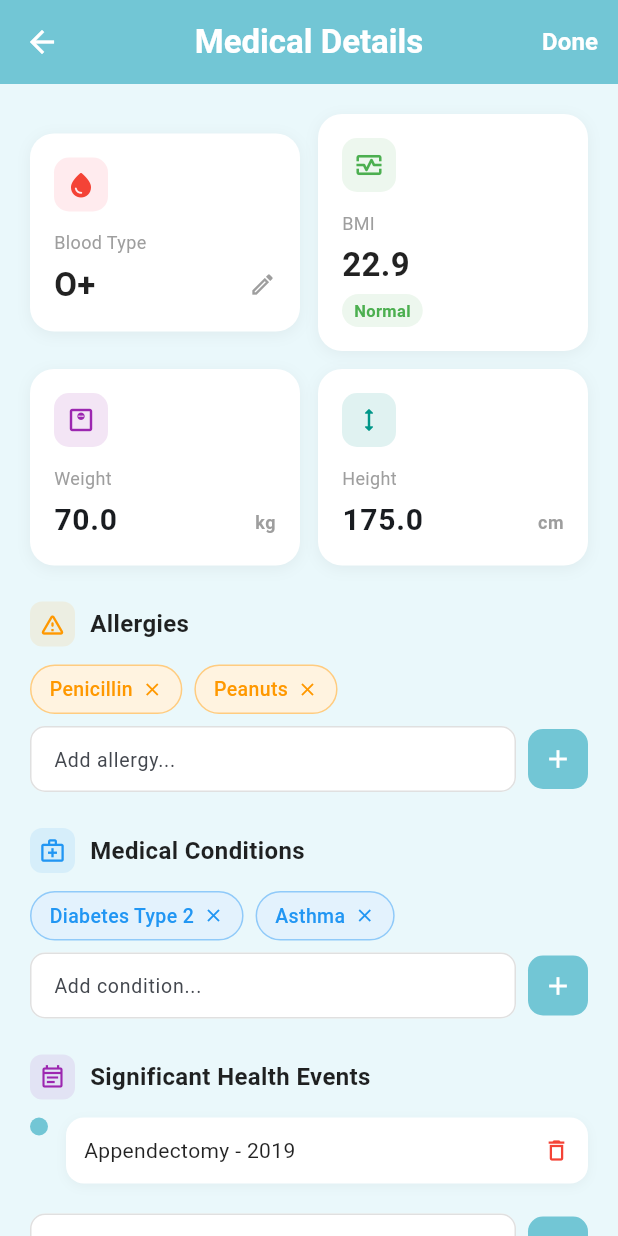
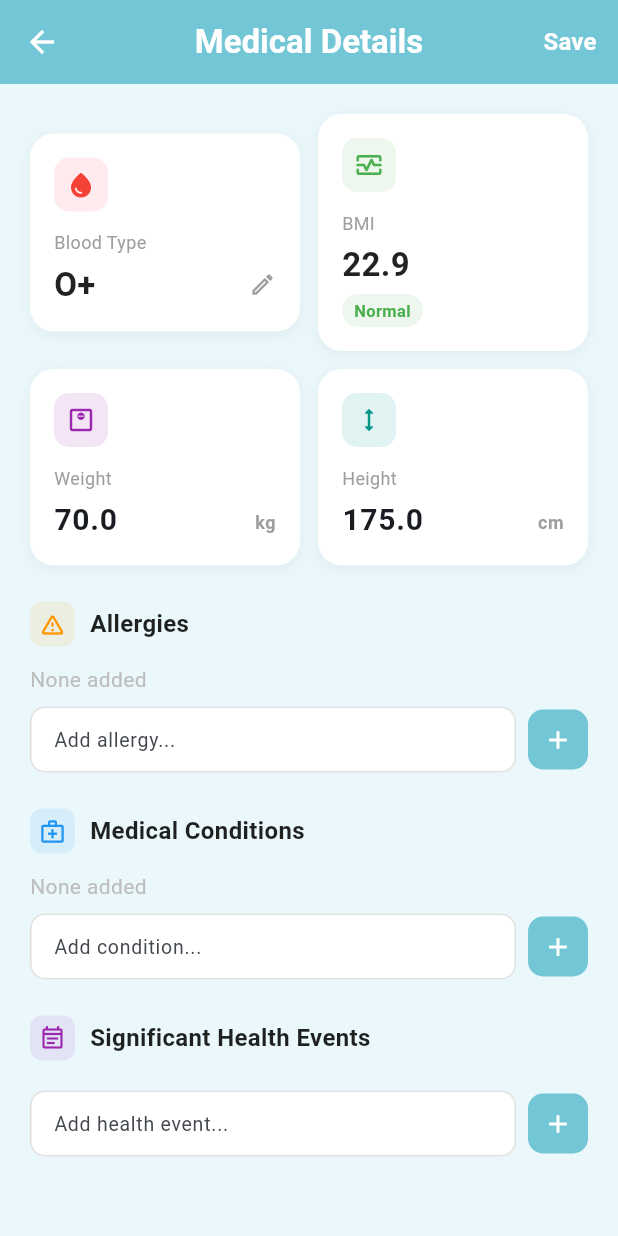
Before and after one commit to GayathriIsurika/AuraCare-App, a Flutter app: the MedicalDetailsScreen screen opened by its route, after a tap on "Edit", on a phone screen of 412 x 824 dp. Run offline on Flutter 3.47's test engine with Material 3 defaults, Android fonts, the phone set to English and light mode, and no system bars; our stand-ins replace cloud_firestore, country_code_picker, file_picker, firebase_auth, firebase_core, font_awesome_flutter and 2 more; missing offline and left inert: cunning_document_scanner; accounts and stored records are empty.

Commit message:
fix errors

```diff
--- a/lib/screens/medical_details_screen.dart
+++ b/lib/screens/medical_details_screen.dart
@@ -1,5 +1,6 @@
 import 'package:flutter/material.dart';
 import 'package:auracare_app/constant/app_colors.dart';
+import 'package:auracare_app/services/firebase_service.dart';
 
 class MedicalDetailsScreen extends StatefulWidget {
   const MedicalDetailsScreen({super.key});
@@ -10,31 +11,33 @@ class MedicalDetailsScreen extends StatefulWidget {
 
 class _MedicalDetailsScreenState extends State<MedicalDetailsScreen> {
 
-  // ── Stored medical data ──
-  // These will be filled when user edits
+  final FirebaseService _firebaseService = FirebaseService();
+
+  // Stored medical data
   String bloodType = 'O+';
-  double weight = 70;           // kg
-  double height = 175;          // cm
-  List<String> allergies = ['Penicillin', 'Peanuts'];
-  List<String> conditions = ['Diabetes Type 2', 'Asthma'];
-  List<String> healthEvents = ['Appendectomy - 2019'];
-  bool isEditing = false;       // toggles between view and edit mode
+  double weight = 70;
+  double height = 175;
+  List<String> allergies = [];
+  List<String> conditions = [];
+  List<String> healthEvents = [];
+  bool isEditing = false;
+  bool _isLoading = true;
+  bool _isSaving = false;
 
-  // ── Controllers for editing ──
+  // Controllers
   late TextEditingController _weightController;
   late TextEditingController _heightController;
   late TextEditingController _newAllergyController;
   late TextEditingController _newConditionController;
   late TextEditingController _newEventController;
 
-  // ── BMI calculation ──
+  // BMI calculation
   // Formula: weight(kg) / height(m)^2
   double get bmi {
-    double heightInMeters = height / 100; // convert cm to meters
+    double heightInMeters = height / 100;
     return weight / (heightInMeters * heightInMeters);
   }
 
-  // ── BMI category based on value ──
   String get bmiCategory {
     if (bmi < 18.5) return 'Underweight';
     if (bmi < 25) return 'Normal';
@@ -42,7 +45,6 @@ class _MedicalDetailsScreenState extends State<MedicalDetailsScreen> {
     return 'Obese';
   }
 
-  // ── BMI color based on category ──
   Color get bmiColor {
     if (bmi < 18.5) return Colors.blue;
     if (bmi < 25) return Colors.green;
@@ -53,12 +55,12 @@ class _MedicalDetailsScreenState extends State<MedicalDetailsScreen> {
   @override
   void initState() {
     super.initState();
-    // Initialize controllers with current values
     _weightController = TextEditingController(text: weight.toString());
     _heightController = TextEditingController(text: height.toString());
     _newAllergyController = TextEditingController();
     _newConditionController = TextEditingController();
     _newEventController = TextEditingController();
+    _loadMedicalData();
   }
 
   @override
@@ -69,6 +71,77 @@ class _MedicalDetailsScreenState extends State<MedicalDetailsScreen> {
     _newConditionController.dispose();
     _newEventController.dispose();
     super.dispose();
+  }
+
+  // Load existing medical data from Firebase
+  Future<void> _loadMedicalData() async {
+    setState(() => _isLoading = true);
+
+    final data = await _firebaseService.getMedicalDetails();
+
+    if (data != null && mounted) {
+      setState(() {
+        bloodType = data['bloodType'] ?? 'O+';
+        weight = (data['weight'] ?? 70).toDouble();
+        height = (data['height'] ?? 175).toDouble();
+
+        allergies = List<String>.from(data['allergies'] ?? []);
+        conditions = List<String>.from(data['conditions'] ?? []);
+        healthEvents = List<String>.from(data['healthEvents'] ?? []);
+
+
+        _weightController.text = weight.toString();
+        _heightController.text = height.toString();
+
+        _isLoading = false;
+      });
+    } else {
+      setState(() => _isLoading = false);
+    }
+  }
+
+  //  Save medical data to Firebase
+  Future<void> _saveMedicalData() async {
+    setState(() => _isSaving = true);
+
+    // Save weight and height from controllers
+    weight = double.tryParse(_weightController.text) ?? weight;
+    height = double.tryParse(_heightController.text) ?? height;
+
+    // Call Firebase save
+    String? error = await _firebaseService.saveMedicalDetails(
+      bloodType: bloodType,
+      weight: weight,
+      height: height,
+      allergies: allergies,
+      conditions: conditions,
+      healthEvents: healthEvents,
+    );
+
+    setState(() {
+      _isSaving = false;
+      isEditing = false;
+    });
+
+    if (mounted) {
+      if (error == null) {
+        // Success message
+        ScaffoldMessenger.of(context).showSnackBar(
+          const SnackBar(
+            content: Text('Medical details saved!'),
+            backgroundColor: buttonStart,
+          ),
+        );
+      } else {
+        // Error message
+        ScaffoldMessenger.of(context).showSnackBar(
+          SnackBar(
+            content: Text('Error: $error'),
+            backgroundColor: Colors.red,
+          ),
+        );
+      }
+    }
   }
 
   @override
@@ -91,20 +164,29 @@ class _MedicalDetailsScreenState extends State<MedicalDetailsScreen> {
         ),
         centerTitle: true,
         actions: [
-          // Edit / Done toggle button
-          TextButton(
+
+          _isSaving
+              ? const Padding(
+            padding: EdgeInsets.all(16),
+            child: SizedBox(
+              width: 20,
+              height: 20,
+              child: CircularProgressIndicator(
+                color: Colors.white,
+                strokeWidth: 2,
+              ),
+            ),
+          )
+              : TextButton(
             onPressed: () {
-              setState(() {
               if (isEditing) {
-                  // Save values when done
-                  weight = double.tryParse(_weightController.text) ?? weight;
-                  height = double.tryParse(_heightController.text) ?? height;
+                _saveMedicalData(); // save to Firebase when done
+              } else {
+                setState(() => isEditing = true); // enter edit mode
               }
-                isEditing = !isEditing; // toggle mode
-              });
             },
             child: Text(
-              isEditing ? 'Done' : 'Edit',   // changes label based on mode
+              isEditing ? 'Save' : 'Edit', // changed Done to Save
               style: const TextStyle(
                 color: Colors.white,
                 fontWeight: FontWeight.bold,
@@ -115,17 +197,22 @@ class _MedicalDetailsScreenState extends State<MedicalDetailsScreen> {
         ],
       ),
 
-      body: SingleChildScrollView(
+      // Show loading spinner while data loads
+      body: _isLoading
+          ? const Center(
+        child: CircularProgressIndicator(
+          color: buttonStart,
+        ),
+      )
+          : SingleChildScrollView(
         padding: const EdgeInsets.all(20),
         child: Column(
           crossAxisAlignment: CrossAxisAlignment.start,
           children: [
 
-            // ── Row 1: Blood Type + BMI Cards ──
+            //  Blood Type , BMI
             Row(
               children: [
-
-                // Blood Type Card
                 Expanded(
                   child: _buildStatCard(
                     icon: Icons.water_drop_rounded,
@@ -137,23 +224,16 @@ class _MedicalDetailsScreenState extends State<MedicalDetailsScreen> {
                     onEdit: () => _showBloodTypeDialog(),
                   ),
                 ),
-
                 const SizedBox(width: 12),
-
-                // BMI Card (auto calculated)
-                Expanded(
-                  child: _buildBMICard(),
-                ),
+                Expanded(child: _buildBMICard()),
               ],
             ),
 
             const SizedBox(height: 12),
 
-            // ── Row 2: Weight + Height Cards ──
+            // Weight , Height
             Row(
               children: [
-
-                // Weight Card
                 Expanded(
                   child: _buildMeasurementCard(
                     icon: Icons.monitor_weight_outlined,
@@ -165,10 +245,7 @@ class _MedicalDetailsScreenState extends State<MedicalDetailsScreen> {
                     isEditing: isEditing,
                   ),
                 ),
-
                 const SizedBox(width: 12),
-
-                // Height Card
                 Expanded(
                   child: _buildMeasurementCard(
                     icon: Icons.height_rounded,
@@ -185,8 +262,12 @@ class _MedicalDetailsScreenState extends State<MedicalDetailsScreen> {
 
             const SizedBox(height: 24),
 
-            // ── Allergies Section ──
-            _buildSectionTitle('Allergies', Icons.warning_amber_rounded, Colors.orange),
+            //  Allergies
+            _buildSectionTitle(
+              'Allergies',
+              Icons.warning_amber_rounded,
+              Colors.orange,
+            ),
             const SizedBox(height: 12),
             _buildChipSection(
               items: allergies,
@@ -197,8 +278,6 @@ class _MedicalDetailsScreenState extends State<MedicalDetailsScreen> {
                   ? (item) => setState(() => allergies.remove(item))
                   : null,
             ),
-
-            // Add allergy input (only in edit mode)
             if (isEditing) ...[
               const SizedBox(height: 8),
               _buildAddItemRow(
@@ -217,8 +296,12 @@ class _MedicalDetailsScreenState extends State<MedicalDetailsScreen> {
 
             const SizedBox(height: 24),
 
-            // ── Medical Conditions Section ──
-            _buildSectionTitle('Medical Conditions', Icons.medical_services_outlined, Colors.blue),
+            // Medical Conditions
+            _buildSectionTitle(
+              'Medical Conditions',
+              Icons.medical_services_outlined,
+              Colors.blue,
+            ),
             const SizedBox(height: 12),
             _buildChipSection(
               items: conditions,
@@ -229,7 +312,6 @@ class _MedicalDetailsScreenState extends State<MedicalDetailsScreen> {
                   ? (item) => setState(() => conditions.remove(item))
                   : null,
             ),
-
             if (isEditing) ...[
               const SizedBox(height: 8),
               _buildAddItemRow(
@@ -238,7 +320,8 @@ class _MedicalDetailsScreenState extends State<MedicalDetailsScreen> {
                 onAdd: () {
                   if (_newConditionController.text.trim().isNotEmpty) {
                     setState(() {
-                      conditions.add(_newConditionController.text.trim());
+                      conditions
+                          .add(_newConditionController.text.trim());
                       _newConditionController.clear();
                     });
                   }
@@ -248,15 +331,16 @@ class _MedicalDetailsScreenState extends State<MedicalDetailsScreen> {
 
             const SizedBox(height: 24),
 
-            // ── Health Events Section ──
-            _buildSectionTitle('Significant Health Events', Icons.event_note_outlined, Colors.purple),
+            // Health Events
+            _buildSectionTitle(
+              'Significant Health Events',
+              Icons.event_note_outlined,
+              Colors.purple,
+            ),
             const SizedBox(height: 12),
-
-            // Health events shown as timeline cards
             ...healthEvents.asMap().entries.map((entry) {
               return _buildEventCard(entry.value, entry.key);
             }),
-
             if (isEditing) ...[
               const SizedBox(height: 8),
               _buildAddItemRow(
@@ -265,7 +349,8 @@ class _MedicalDetailsScreenState extends State<MedicalDetailsScreen> {
                 onAdd: () {
                   if (_newEventController.text.trim().isNotEmpty) {
                     setState(() {
-                      healthEvents.add(_newEventController.text.trim());
+                      healthEvents
+                          .add(_newEventController.text.trim());
                       _newEventController.clear();
                     });
                   }
@@ -280,7 +365,7 @@ class _MedicalDetailsScreenState extends State<MedicalDetailsScreen> {
     );
   }
 
-  // ── Stat Card (Blood Type) ──
+  // Stat Card
   Widget _buildStatCard({
     required IconData icon,
     required Color iconColor,
@@ -306,7 +391,6 @@ class _MedicalDetailsScreenState extends State<MedicalDetailsScreen> {
       child: Column(
         crossAxisAlignment: CrossAxisAlignment.start,
         children: [
-          // Icon circle
           Container(
             padding: const EdgeInsets.all(8),
             decoration: BoxDecoration(
@@ -318,10 +402,7 @@ class _MedicalDetailsScreenState extends State<MedicalDetailsScreen> {
           const SizedBox(height: 12),
           Text(
             title,
-            style: const TextStyle(
-              fontSize: 12,
-              color: Colors.grey,
-            ),
+            style: const TextStyle(fontSize: 12, color: Colors.grey),
           ),
           const SizedBox(height: 4),
           Row(
@@ -335,7 +416,6 @@ class _MedicalDetailsScreenState extends State<MedicalDetailsScreen> {
                   color: Colors.black87,
                 ),
               ),
-              // Show edit icon only in edit mode
               if (isEditing)
                 GestureDetector(
                   onTap: onEdit,
@@ -352,7 +432,7 @@ class _MedicalDetailsScreenState extends State<MedicalDetailsScreen> {
     );
   }
 
-  // ── BMI Card (special card with color indicator) ──
+  // BMI Card
   Widget _buildBMICard() {
     return Container(
       padding: const EdgeInsets.all(16),
@@ -370,7 +450,6 @@ class _MedicalDetailsScreenState extends State<MedicalDetailsScreen> {
       child: Column(
         crossAxisAlignment: CrossAxisAlignment.start,
         children: [
-          // Icon circle
           Container(
             padding: const EdgeInsets.all(8),
             decoration: BoxDecoration(
@@ -390,7 +469,7 @@ class _MedicalDetailsScreenState extends State<MedicalDetailsScreen> {
           ),
           const SizedBox(height: 4),
           Text(
-            bmi.toStringAsFixed(1),   // shows like "22.4"
+            bmi.toStringAsFixed(1),
             style: const TextStyle(
               fontSize: 22,
               fontWeight: FontWeight.bold,
@@ -398,9 +477,9 @@ class _MedicalDetailsScreenState extends State<MedicalDetailsScreen> {
             ),
           ),
           const SizedBox(height: 4),
-          // BMI category badge
           Container(
-            padding: const EdgeInsets.symmetric(horizontal: 8, vertical: 3),
+            padding:
+            const EdgeInsets.symmetric(horizontal: 8, vertical: 3),
             decoration: BoxDecoration(
               color: bmiColor.withValues(alpha: 0.1),
               borderRadius: BorderRadius.circular(20),
@@ -419,7 +498,7 @@ class _MedicalDetailsScreenState extends State<MedicalDetailsScreen> {
     );
   }
 
-  // ── Measurement Card (Weight / Height) ──
+  // Measurement Card
   Widget _buildMeasurementCard({
     required IconData icon,
     required Color iconColor,
@@ -459,8 +538,6 @@ class _MedicalDetailsScreenState extends State<MedicalDetailsScreen> {
             style: const TextStyle(fontSize: 12, color: Colors.grey),
           ),
           const SizedBox(height: 4),
-
-          // Shows text field in edit mode, plain text in view mode
           isEditing
               ? TextField(
             controller: controller,
@@ -479,7 +556,7 @@ class _MedicalDetailsScreenState extends State<MedicalDetailsScreen> {
               ),
               isDense: true,
               contentPadding: EdgeInsets.zero,
-              border: InputBorder.none, // no border box
+              border: InputBorder.none,
             ),
           )
               : Row(
@@ -511,7 +588,7 @@ class _MedicalDetailsScreenState extends State<MedicalDetailsScreen> {
     );
   }
 
-  // ── Section Title with icon ──
+  // Section Title
   Widget _buildSectionTitle(String title, IconData icon, Color color) {
     return Row(
       children: [
@@ -536,13 +613,13 @@ class _MedicalDetailsScreenState extends State<MedicalDetailsScreen> {
     );
   }
 
-  // ── Chips for Allergies and Conditions ──
+  // Chip Section
   Widget _buildChipSection({
     required List<String> items,
     required Color chipColor,
     required Color textColor,
     required Color borderColor,
-    Function(String)? onRemove,   // null means not editable
+    Function(String)? onRemove,
   }) {
     if (items.isEmpty) {
       return Text(
@@ -556,14 +633,15 @@ class _MedicalDetailsScreenState extends State<MedicalDetailsScreen> {
       runSpacing: 8,
       children: items.map((item) {
         return Container(
-          padding: const EdgeInsets.symmetric(horizontal: 12, vertical: 6),
+          padding:
+          const EdgeInsets.symmetric(horizontal: 12, vertical: 6),
           decoration: BoxDecoration(
             color: chipColor,
             borderRadius: BorderRadius.circular(20),
             border: Border.all(color: borderColor),
           ),
           child: Row(
-            mainAxisSize: MainAxisSize.min, // shrink to content width
+            mainAxisSize: MainAxisSize.min,
             children: [
               Text(
                 item,
@@ -573,7 +651,6 @@ class _MedicalDetailsScreenState extends State<MedicalDetailsScreen> {
                   fontWeight: FontWeight.w500,
                 ),
               ),
-              // Show X remove button only in edit mode
               if (onRemove != null) ...[
                 const SizedBox(width: 6),
                 GestureDetector(
@@ -588,14 +665,13 @@ class _MedicalDetailsScreenState extends State<MedicalDetailsScreen> {
     );
   }
 
-  // ── Timeline Event Card ──
+  // Event Card
   Widget _buildEventCard(String event, int index) {
     return Padding(
       padding: const EdgeInsets.only(bottom: 12),
       child: Row(
         crossAxisAlignment: CrossAxisAlignment.start,
         children: [
-          // Timeline dot and line
           Column(
             children: [
               Container(
@@ -615,7 +691,6 @@ class _MedicalDetailsScreenState extends State<MedicalDetailsScreen> {
             ],
           ),
           const SizedBox(width: 12),
-          // Event card
           Expanded(
             child: Container(
               padding: const EdgeInsets.all(12),
@@ -633,14 +708,15 @@ class _MedicalDetailsScreenState extends State<MedicalDetailsScreen> {
               child: Row(
                 mainAxisAlignment: MainAxisAlignment.spaceBetween,
                 children: [
-                  Text(
+                  Expanded(
+                    child: Text(
                       event,
                       style: const TextStyle(
                         fontSize: 14,
                         color: Colors.black87,
                       ),
                     ),
-                  // Remove button in edit mode
+                  ),
                   if (isEditing)
                     GestureDetector(
                       onTap: () {
@@ -661,7 +737,7 @@ class _MedicalDetailsScreenState extends State<MedicalDetailsScreen> {
     );
   }
 
-  // ── Add Item Row (text field + add button) ──
+  // Add Item Row
   Widget _buildAddItemRow({
     required TextEditingController controller,
     required String hint,
@@ -694,7 +770,6 @@ class _MedicalDetailsScreenState extends State<MedicalDetailsScreen> {
           ),
         ),
         const SizedBox(width: 8),
-        // Add button
         GestureDetector(
           onTap: onAdd,
           child: Container(
@@ -710,7 +785,7 @@ class _MedicalDetailsScreenState extends State<MedicalDetailsScreen> {
     );
   }
 
-  // ── Blood Type Picker Dialog ──
+  // Blood Type Dialog
   void _showBloodTypeDialog() {
     final bloodTypes = ['A+', 'A-', 'B+', 'B-', 'O+', 'O-', 'AB+', 'AB-'];
 
@@ -729,8 +804,8 @@ class _MedicalDetailsScreenState extends State<MedicalDetailsScreen> {
               final isSelected = type == bloodType;
               return GestureDetector(
                 onTap: () {
-                  setState(() => bloodType = type); // update selected
-                  Navigator.pop(context);            // close dialog
+                  setState(() => bloodType = type);
+                  Navigator.pop(context);
                 },
                 child: Container(
                   padding: const EdgeInsets.symmetric(
@@ -741,7 +816,9 @@ class _MedicalDetailsScreenState extends State<MedicalDetailsScreen> {
                     color: isSelected ? buttonStart : Colors.white,
                     borderRadius: BorderRadius.circular(10),
                     border: Border.all(
-                      color: isSelected ? buttonStart : Colors.grey.shade300,
+                      color: isSelected
+                          ? buttonStart
+                          : Colors.grey.shade300,
                     ),
                   ),
                   child: Text(
```
Also changed, not shown: lib/screens/edit_profile_screen.dart (+16 -16 lines), lib/screens/profile_screen.dart (+15 -22 lines). Lines whose indentation alone changed are shown as unchanged.
